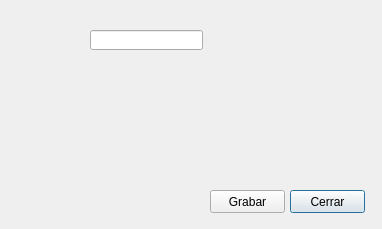
Above: dialog.ui from Roberto-Quiroz/qt_ejemplo before the change. Below: the same form after it.
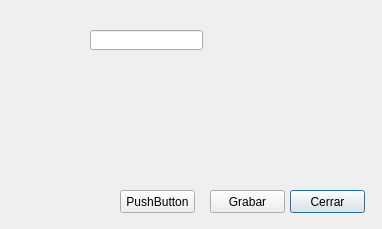
That is the form after the change.

Patch:
```diff
--- a/dialog.ui
+++ b/dialog.ui
@@ -49,6 +49,19 @@
     <string>Grabar</string>
    </property>
   </widget>
+  <widget class="QPushButton" name="pushButton_3">
+   <property name="geometry">
+    <rect>
+     <x>120</x>
+     <y>190</y>
+     <width>75</width>
+     <height>23</height>
+    </rect>
+   </property>
+   <property name="text">
+    <string>PushButton</string>
+   </property>
+  </widget>
  </widget>
  <resources/>
  <connections/>
```
